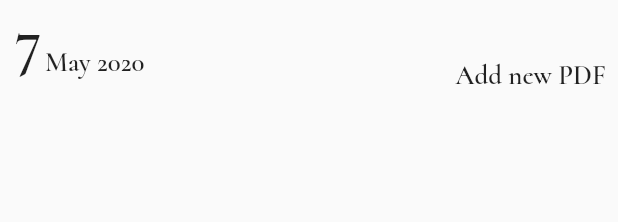
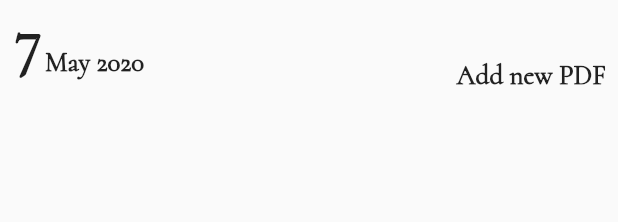
Before and after one commit to MahmoudAshours/Copia, a Flutter app: the TopBar widget shown alone on an empty page, opened directly, on a phone screen of 412 x 824 dp. Shown: the top 222 px of the screen. Run offline on Flutter 3.47's test engine with Material 2 defaults, Android fonts, the phone set to English and light mode, and no system bars; our stand-ins replace file_picker, flutter_svg, google_fonts, image_picker, moor_flutter, skeleton_text; missing offline and left inert: flutter_pdfview, majesty; generated files the repository leaves out were written again.

Commit message:
Fixed font problem

```diff
--- a/lib/Screens/HomeScreen/Widgets/last_opened.dart
+++ b/lib/Screens/HomeScreen/Widgets/last_opened.dart
@@ -31,6 +31,8 @@ class LastOpened extends StatelessWidget {
                 final _pdf = snapshot.data;
                 if (snapshot.connectionState == ConnectionState.waiting) {
                   return CircularProgressIndicator();
+                } else if (!snapshot.hasData) {
+                  return Center(child: Text('There is no recent books yet.'));
                 } else {
                   return GestureDetector(
                     onTap: () => Navigator.of(context).push(MaterialPageRoute(
@@ -85,7 +87,8 @@ class LastOpened extends StatelessWidget {
                                 child: Container(
                                   child: Text(
                                     '${_pdf.pdfName}',
-                                    style: GoogleFonts.cormorant(
+                                    style: TextStyle(
+                                        fontFamily: 'cormorant',
                                         fontSize: 25,
                                         fontWeight: FontWeight.w500,
                                         color: Colors.white),
--- a/lib/Screens/HomeScreen/Widgets/top_bar.dart
+++ b/lib/Screens/HomeScreen/Widgets/top_bar.dart
@@ -19,8 +19,10 @@ class TopBar extends StatelessWidget {
                   padding: const EdgeInsets.only(left: 10.0),
                   child: Text(
                     '${DateTime.now().day}',
-                    style: GoogleFonts.cormorant(
-                        fontSize: 42, fontWeight: FontWeight.w600),
+                    style: TextStyle(
+                        fontFamily: 'cormorant',
+                        fontSize: 42,
+                        fontWeight: FontWeight.w600),
                   ),
                 ),
               ),
@@ -29,8 +31,10 @@ class TopBar extends StatelessWidget {
                 top: 30,
                 child: Text(
                   _getYear() + ' ${DateTime.now().year}',
-                  style: GoogleFonts.cormorant(
-                      fontSize: 18, fontWeight: FontWeight.w600),
+                  style: TextStyle(
+                      fontFamily: 'cormorant',
+                      fontSize: 18,
+                      fontWeight: FontWeight.w600),
                 ),
               ),
             ],
@@ -45,7 +49,8 @@ class TopBar extends StatelessWidget {
               child: Text(
                 'Add new PDF',
                 style: GoogleFonts.cormorant(
-                    fontSize: 18, fontWeight: FontWeight.w600),
+                    fontSize: 18,
+                    fontWeight: FontWeight.w600),
               ),
             ),
           ),
--- a/lib/Screens/HomeScreen/Widgets/view_cards.dart
+++ b/lib/Screens/HomeScreen/Widgets/view_cards.dart
@@ -13,13 +13,15 @@ class ViewCards extends StatelessWidget {
           Text(
             'Your books',
             style: GoogleFonts.cormorant(
-                fontSize: 30, fontWeight: FontWeight.w700),
+                fontSize: 30,
+                fontWeight: FontWeight.w700),
           ),
           Row(
             children: [
               Text(
                 'View all',
-                style: GoogleFonts.copse(color: Color(0xffF3BB84)),
+                style: TextStyle(
+                    fontFamily: 'cormorant', color: Color(0xffF3BB84)),
               ),
               Icon(
                 Icons.arrow_forward_ios,
--- a/lib/Screens/UploadPDF/upload_title.dart
+++ b/lib/Screens/UploadPDF/upload_title.dart
@@ -16,7 +16,7 @@ class UploadPdfTitle extends StatelessWidget {
                 borderRadius: BorderRadius.circular(100)),
             child: Text(
               'Upload your PDF',
-              style: GoogleFonts.copse(fontSize: 30),
+              style: GoogleFonts.cormorant( fontSize: 30),
             ),
           ),
         ),
--- a/pubspec.yaml
+++ b/pubspec.yaml
@@ -38,3 +38,8 @@ flutter:
   uses-material-design: true
   assets:
     - assets/images/
+
+  fonts:
+  - family: cormorant
+    fonts:
+    - asset: assets/Fonts/cormorant.ttf
```
Also changed, not shown: lib/Screens/PDFScreen/pdfscreen.dart (+6 -12 lines), assets/Fonts/cormorant.ttf (added), 4 other files.
